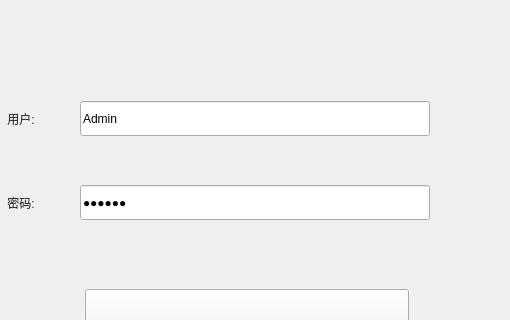
Qt form Qt/ERP/login.ui (superp2017/NTERP) before a commit; both pictures show x 188 to 698 and y 142 to 462 of the 851 by 641 pixel window.
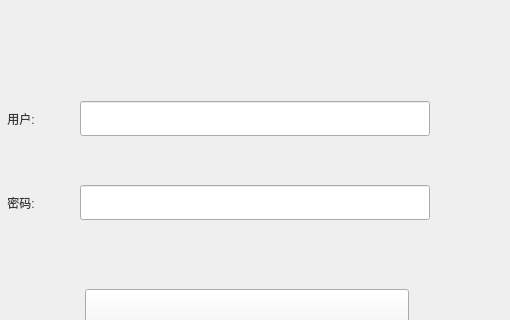
The same form after that commit. Icons and pictures are not drawn.

What changed in the file:
```diff
--- a/Qt/ERP/login.ui
+++ b/Qt/ERP/login.ui
@@ -82,7 +82,7 @@
            <string notr="true">font: 75 12pt &quot;微软雅黑&quot;;</string>
           </property>
           <property name="text">
-           <string>Admin</string>
+           <string/>
           </property>
          </widget>
         </item>
@@ -126,7 +126,7 @@
            <string notr="true">font: 12pt &quot;AcadEref&quot;;</string>
           </property>
           <property name="text">
-           <string>888888</string>
+           <string/>
           </property>
           <property name="echoMode">
            <enum>QLineEdit::Password</enum>
```
